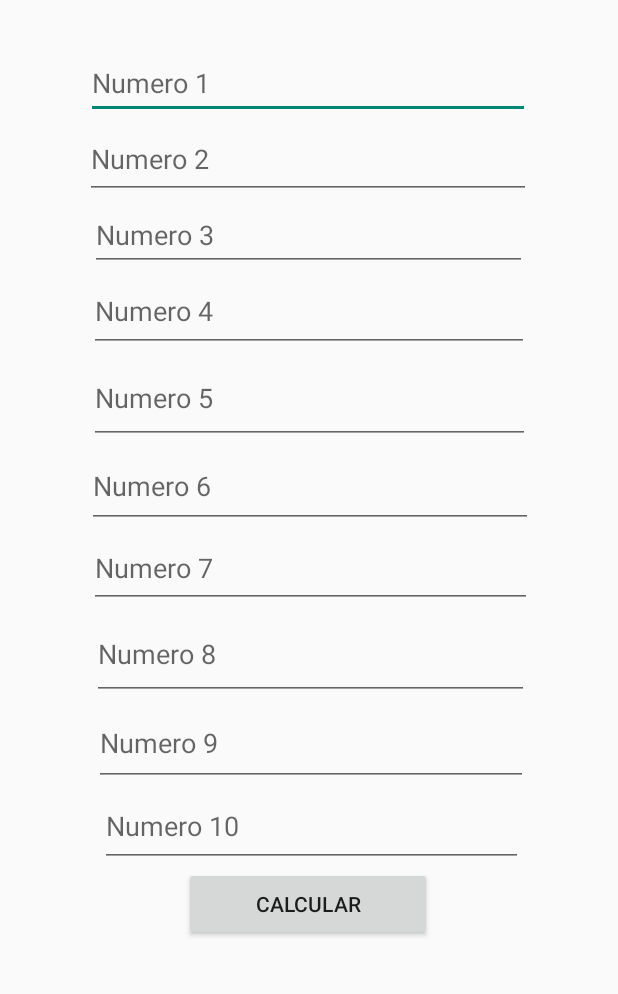
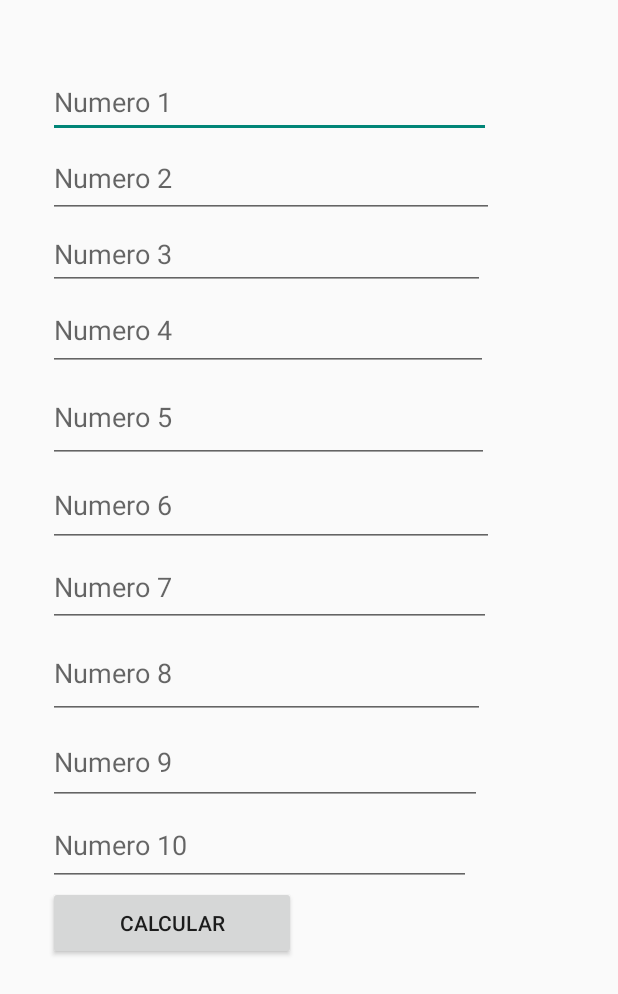
Before and after one commit to CesarBlanc07/ETPS1-CB012023, an Android app: the screen it shows after launch (MainActivity), on a phone screen of 412 x 824 dp. Shown: the top 994 px of the screen. Run offline under Robolectric (Android 15) with nearby library versions, the phone set to English and light mode, and no system bars.

Commit message:
Ejercicio3 - Guia 3

```diff
--- a/Ejercicio3_Guia3/app/src/main/res/layout/activity_main.xml
+++ b/Ejercicio3_Guia3/app/src/main/res/layout/activity_main.xml
@@ -6,36 +6,31 @@
     android:layout_height="match_parent"
     tools:context=".MainActivity">
 
+    <ScrollView
+        android:layout_width="348dp"
+        android:layout_height="687dp"
+        android:layout_marginStart="24dp"
+        android:layout_marginTop="24dp"
+        android:layout_marginEnd="24dp"
+        android:layout_marginBottom="24dp"
+        app:layout_constraintBottom_toBottomOf="parent"
+        app:layout_constraintEnd_toEndOf="parent"
+        app:layout_constraintStart_toStartOf="parent"
+        app:layout_constraintTop_toTopOf="parent"
+        app:layout_constraintVertical_bias="0.226">
+
+        <LinearLayout
+            android:layout_width="match_parent"
+            android:layout_height="wrap_content"
+            android:orientation="vertical">
+
             <EditText
                 android:id="@+id/edtNum1"
-        android:layout_width="296dp"
+                android:layout_width="295dp"
                 android:layout_height="48dp"
                 android:ems="10"
                 android:hint="Numero 1"
-        android:inputType="textPersonName"
-        app:layout_constraintBottom_toBottomOf="parent"
-        app:layout_constraintEnd_toEndOf="parent"
-        app:layout_constraintHorizontal_bias="0.495"
-        app:layout_constraintStart_toStartOf="parent"
-        app:layout_constraintTop_toTopOf="parent"
-        app:layout_constraintVertical_bias="0.04" />
-
-    <Button
-        android:id="@+id/btnCalcular"
-        android:layout_width="165dp"
-        android:layout_height="49dp"
-        android:text="Calcular"
-        app:layout_constraintEnd_toEndOf="@+id/edtNum1"
-        app:layout_constraintStart_toStartOf="@+id/edtNum1"
-        app:layout_constraintTop_toBottomOf="@+id/edtNum10" />
-
-    <TextView
-        android:id="@+id/tvResultado"
-        android:layout_width="312dp"
-        android:layout_height="44dp"
-        app:layout_constraintEnd_toEndOf="@+id/btnCalcular"
-        app:layout_constraintStart_toStartOf="@+id/btnCalcular"
-        app:layout_constraintTop_toBottomOf="@+id/btnCalcular" />
+                android:inputType="textPersonName" />
 
             <EditText
                 android:id="@+id/edtNum2"
@@ -43,10 +38,7 @@
                 android:layout_height="53dp"
                 android:ems="10"
                 android:hint="Numero 2"
-        android:inputType="textPersonName"
-        app:layout_constraintEnd_toEndOf="@+id/edtNum1"
-        app:layout_constraintStart_toStartOf="@+id/edtNum1"
-        app:layout_constraintTop_toBottomOf="@+id/edtNum1" />
+                android:inputType="textPersonName" />
 
             <EditText
                 android:id="@+id/edtNum3"
@@ -54,10 +46,7 @@
                 android:layout_height="48dp"
                 android:ems="10"
                 android:hint="Numero 3"
-        android:inputType="textPersonName"
-        app:layout_constraintEnd_toEndOf="@+id/edtNum2"
-        app:layout_constraintStart_toStartOf="@+id/edtNum2"
-        app:layout_constraintTop_toBottomOf="@+id/edtNum2" />
+                android:inputType="textPersonName" />
 
             <EditText
                 android:id="@+id/edtNum4"
@@ -65,10 +54,7 @@
                 android:layout_height="54dp"
                 android:ems="10"
                 android:hint="Numero 4"
-        android:inputType="textPersonName"
-        app:layout_constraintEnd_toEndOf="@+id/edtNum3"
-        app:layout_constraintStart_toStartOf="@+id/edtNum3"
-        app:layout_constraintTop_toBottomOf="@+id/edtNum3" />
+                android:inputType="textPersonName" />
 
             <EditText
                 android:id="@+id/edtNum5"
@@ -76,10 +62,7 @@
                 android:layout_height="61dp"
                 android:ems="10"
                 android:hint="Numero 5"
-        android:inputType="textPersonName"
-        app:layout_constraintEnd_toEndOf="@+id/edtNum4"
-        app:layout_constraintStart_toStartOf="@+id/edtNum4"
-        app:layout_constraintTop_toBottomOf="@+id/edtNum4" />
+                android:inputType="textPersonName" />
 
             <EditText
                 android:id="@+id/edtNum6"
@@ -87,10 +70,7 @@
                 android:layout_height="56dp"
                 android:ems="10"
                 android:hint="Numero 6"
-        android:inputType="textPersonName"
-        app:layout_constraintEnd_toEndOf="@+id/edtNum5"
-        app:layout_constraintStart_toStartOf="@+id/edtNum5"
-        app:layout_constraintTop_toBottomOf="@+id/edtNum5" />
+                android:inputType="textPersonName" />
 
             <EditText
                 android:id="@+id/edtNum7"
@@ -98,10 +78,7 @@
                 android:layout_height="53dp"
                 android:ems="10"
                 android:hint="Numero 7"
-        android:inputType="textPersonName"
-        app:layout_constraintEnd_toEndOf="@+id/edtNum6"
-        app:layout_constraintStart_toStartOf="@+id/edtNum6"
-        app:layout_constraintTop_toBottomOf="@+id/edtNum6" />
+                android:inputType="textPersonName" />
 
             <EditText
                 android:id="@+id/edtNum8"
@@ -109,10 +86,7 @@
                 android:layout_height="61dp"
                 android:ems="10"
                 android:hint="Numero 8"
-        android:inputType="textPersonName"
-        app:layout_constraintEnd_toEndOf="@+id/edtNum7"
-        app:layout_constraintStart_toStartOf="@+id/edtNum7"
-        app:layout_constraintTop_toBottomOf="@+id/edtNum7" />
+                android:inputType="textPersonName" />
 
             <EditText
                 android:id="@+id/edtNum9"
@@ -120,10 +94,7 @@
                 android:layout_height="57dp"
                 android:ems="10"
                 android:hint="Numero 9"
-        android:inputType="textPersonName"
-        app:layout_constraintEnd_toEndOf="@+id/edtNum8"
-        app:layout_constraintStart_toStartOf="@+id/edtNum8"
-        app:layout_constraintTop_toBottomOf="@+id/edtNum8" />
+                android:inputType="textPersonName" />
 
             <EditText
                 android:id="@+id/edtNum10"
@@ -131,8 +102,20 @@
                 android:layout_height="54dp"
                 android:ems="10"
                 android:hint="Numero 10"
-        android:inputType="textPersonName"
-        app:layout_constraintEnd_toEndOf="@+id/edtNum9"
-        app:layout_constraintStart_toStartOf="@+id/edtNum9"
-        app:layout_constraintTop_toBottomOf="@+id/edtNum9" />
+                android:inputType="textPersonName" />
+
+            <Button
+                android:id="@+id/btnCalcular"
+                android:layout_width="165dp"
+                android:layout_height="49dp"
+                android:text="Calcular" />
+
+            <TextView
+                android:id="@+id/tvResultado"
+                android:layout_width="312dp"
+                android:layout_height="44dp" />
+
+        </LinearLayout>
+    </ScrollView>
+
 </androidx.constraintlayout.widget.ConstraintLayout>
```
Lines whose indentation alone changed are shown as unchanged.
